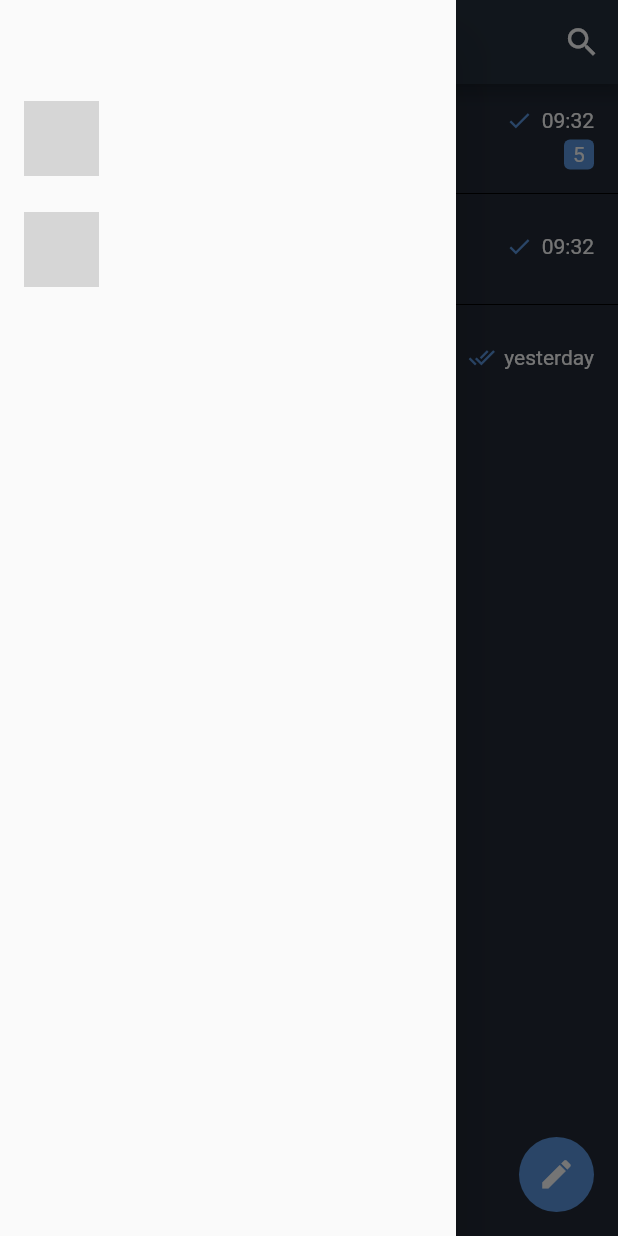
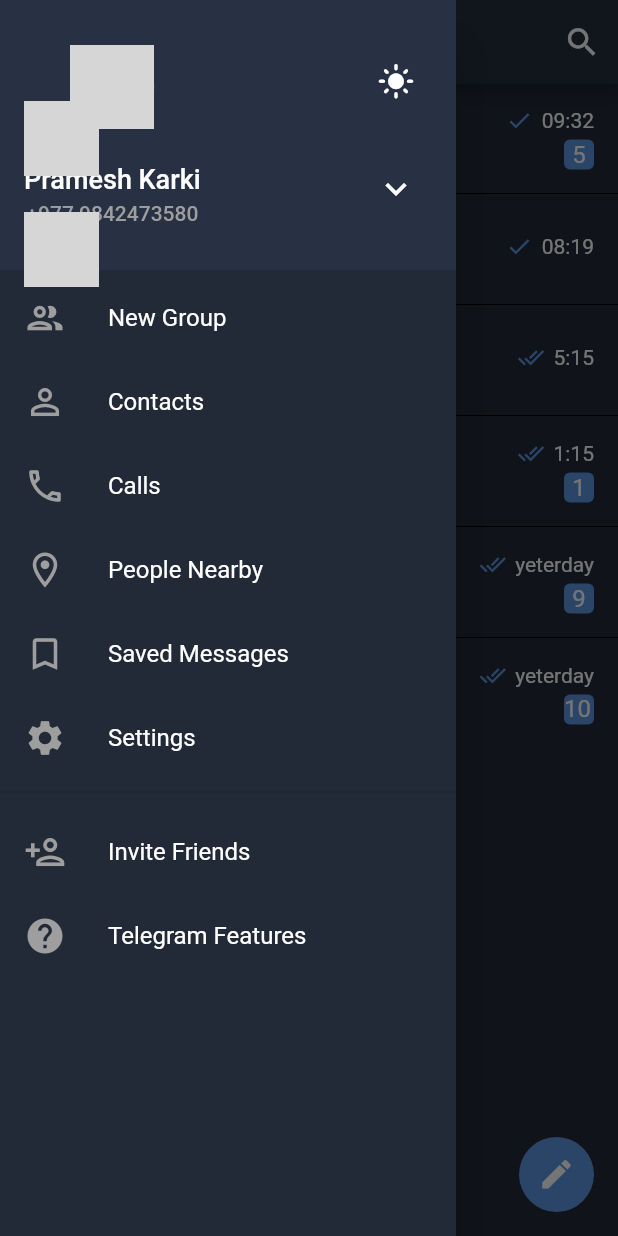
Before and after one commit to PrameshKarki/Telegram-UI-Clone, a Flutter app: the screen it shows after launch, with the side drawer open, on a phone screen of 412 x 824 dp. Run offline on Flutter 3.47's test engine with Material 2 defaults, Android fonts, the phone set to English and light mode, and no system bars; network calls fail; grey boxes are pictures that could not be loaded.

Commit message:
add:Side drawer

```diff
--- a/lib/main.dart
+++ b/lib/main.dart
@@ -18,9 +18,10 @@ class App extends StatelessWidget {
           textTheme: ThemeData.light().textTheme.copyWith(
               headline1: TextStyle(
                   color: Colors.white,
-                  fontSize: 20,
+                  fontSize: 18,
                   fontWeight: FontWeight.w500),
-              bodyText1: TextStyle(color: Colors.grey))),
+              bodyText1: TextStyle(color: Colors.grey),
+              bodyText2: TextStyle(color: Colors.white, fontSize: 16))),
       initialRoute: "/",
       routes: {"/": (ctx) => Home()},
     );
--- a/lib/models/Data.dart
+++ b/lib/models/Data.dart
@@ -1,5 +1,3 @@
-import "package:flutter/material.dart";
-
 import './Chat.dart';
 
 class Data {
@@ -17,7 +15,7 @@ class Data {
           id: DateTime.now().toIso8601String(),
           name: "Jeewan Ghimire",
           message: "Are you fine?",
-          time: "09:32",
+          time: "08:19",
           unseenMessageCount: 0,
           avatarURL: "https://avatars.githubusercontent.com/u/54773057?v=4",
           isDelivered: false),
@@ -25,8 +23,32 @@ class Data {
           id: DateTime.now().toIso8601String(),
           name: "Laxaman Pokhrel",
           message: "Hello there!",
-          time: "yesterday",
+          time: "5:15",
           unseenMessageCount: 0,
+          avatarURL: "",
+          isDelivered: true),
+      Chat(
+          id: DateTime.now().toIso8601String(),
+          name: "Alex Smith",
+          message: "Welcome!",
+          time: "1:15",
+          unseenMessageCount: 1,
+          avatarURL: "",
+          isDelivered: true),
+      Chat(
+          id: DateTime.now().toIso8601String(),
+          name: "Maya R. Smith",
+          message: "Call me emergenecy!",
+          time: "yeterday",
+          unseenMessageCount: 9,
+          avatarURL: "",
+          isDelivered: true),
+      Chat(
+          id: DateTime.now().toIso8601String(),
+          name: "Neha Limbu",
+          message: "Are you there!",
+          time: "yeterday",
+          unseenMessageCount: 100,
           avatarURL: "",
           isDelivered: true),
     ];
--- a/lib/screens/home_screen.dart
+++ b/lib/screens/home_screen.dart
@@ -1,6 +1,7 @@
 import "package:flutter/material.dart";
 
 import '../widgets/chats.dart';
+import '../widgets/side_drawer.dart';
 
 class Home extends StatelessWidget {
   @override
@@ -12,8 +13,11 @@ class Home extends StatelessWidget {
         actions: [
           IconButton(onPressed: () {}, icon: Icon(Icons.search, size: 25))
         ],
+        brightness: Brightness.light,
       ),
-      drawer: Drawer(),
+      drawer: Drawer(
+        child: SideDrawer(),
+      ),
       body: Chats(),
       floatingActionButton: CircleAvatar(
           radius: 25,
--- a/lib/widgets/avatar.dart
+++ b/lib/widgets/avatar.dart
@@ -1,7 +1,9 @@
+import 'dart:math';
+
 import 'package:flutter/material.dart';
 
 class Avatar extends StatelessWidget {
-  String name;
+  final String name;
 
   Avatar(this.name);
 
@@ -17,7 +19,8 @@ class Avatar extends StatelessWidget {
         avatar,
         style: TextStyle(fontSize: 22, color: Colors.white),
       ),
-      backgroundColor: Colors.orange,
+      backgroundColor:
+          Colors.primaries[Random().nextInt(Colors.primaries.length)],
     );
   }
 }
--- a/lib/widgets/chat_item.dart
+++ b/lib/widgets/chat_item.dart
@@ -50,7 +50,7 @@ class ChatItem extends StatelessWidget {
                 ),
                 Text(
                   userChat.time as String,
-                  style: TextStyle(color: Colors.white),
+                  style: TextStyle(color: Colors.white, fontSize: 14),
                 ),
               ],
             ),
--- /dev/null
+++ b/lib/widgets/side_drawer.dart
@@ -0,0 +1,148 @@
+import 'package:flutter/material.dart';
+
+class SideDrawer extends StatelessWidget {
+  @override
+  Widget build(BuildContext context) {
+    var safeArea = MediaQuery.of(context).padding.top;
+
+    return Container(
+      color: Theme.of(context).primaryColor,
+      child: Column(
+        children: [
+          SizedBox(
+            height: safeArea,
+          ),
+          Container(
+            padding: EdgeInsets.symmetric(vertical: 30, horizontal: 16),
+            height: 180,
+            color: Color(0xff283143),
+            child: Row(
+              mainAxisAlignment: MainAxisAlignment.spaceBetween,
+              children: [
+                Column(
+                  mainAxisAlignment: MainAxisAlignment.spaceBetween,
+                  children: [
+                    CircleAvatar(
+                      radius: 28,
+                      backgroundImage: NetworkImage(
+                          "https://pbs.twimg.com/profile_images/1428756331352129537/DCymMgZE_400x400.jpg"),
+                    ),
+                    Container(
+                      child: Column(
+                        children: [
+                          Text(
+                            "Pramesh Karki",
+                            style: Theme.of(context).textTheme.headline1,
+                          ),
+                          SizedBox(
+                            height: 4,
+                          ),
+                          Text(
+                            "+977 9842473580",
+                            style: Theme.of(context).textTheme.bodyText1,
+                          )
+                        ],
+                      ),
+                    )
+                  ],
+                ),
+                Column(
+                  mainAxisAlignment: MainAxisAlignment.spaceBetween,
+                  children: [
+                    IconButton(
+                      onPressed: () {},
+                      icon: Icon(
+                        Icons.light_mode,
+                        color: Colors.white,
+                        size: 25,
+                      ),
+                    ),
+                    IconButton(
+                        onPressed: () {},
+                        icon: Icon(
+                          Icons.keyboard_arrow_down,
+                          color: Colors.white,
+                          size: 28,
+                        ))
+                  ],
+                )
+              ],
+            ),
+          ),
+          ListView(
+            padding: EdgeInsets.only(top: 4),
+            shrinkWrap: true,
+            children: [
+              ListTile(
+                  leading:
+                      Icon(Icons.people_outlined, color: Colors.grey, size: 28),
+                  title: Text(
+                    "New Group",
+                    style: Theme.of(context).textTheme.bodyText2,
+                  )),
+              ListTile(
+                  leading: Icon(
+                    Icons.person_outline,
+                    color: Colors.grey,
+                    size: 28,
+                  ),
+                  title: Text("Contacts",
+                      style: Theme.of(context).textTheme.bodyText2)),
+              ListTile(
+                  leading:
+                      Icon(Icons.call_outlined, color: Colors.grey, size: 28),
+                  title: Text("Calls",
+                      style: Theme.of(context).textTheme.bodyText2)),
+              ListTile(
+                  leading: Icon(
+                    Icons.room_outlined,
+                    color: Colors.grey,
+                    size: 28,
+                  ),
+                  title: Text("People Nearby",
+                      style: Theme.of(context).textTheme.bodyText2)),
+              ListTile(
+                  leading:
+                      Icon(Icons.bookmark_border, size: 28, color: Colors.grey),
+                  title: Text("Saved Messages",
+                      style: Theme.of(context).textTheme.bodyText2)),
+              ListTile(
+                  leading: Icon(Icons.settings, size: 28, color: Colors.grey),
+                  title: Text("Settings",
+                      style: Theme.of(context).textTheme.bodyText2)),
+            ],
+          ),
+          Divider(),
+          ListView(
+            shrinkWrap: true,
+            padding: EdgeInsets.only(top: 4),
+            children: [
+              ListTile(
+                leading: Icon(
+                  Icons.person_add_outlined,
+                  size: 28,
+                  color: Colors.grey,
+                ),
+                title: Text(
+                  "Invite Friends",
+                  style: Theme.of(context).textTheme.bodyText2,
+                ),
+              ),
+              ListTile(
+                leading: Icon(
+                  Icons.help_outlined,
+                  size: 28,
+                  color: Colors.grey,
+                ),
+                title: Text(
+                  "Telegram Features",
+                  style: Theme.of(context).textTheme.bodyText2,
+                ),
+              )
+            ],
+          )
+        ],
+      ),
+    );
+  }
+}
```
